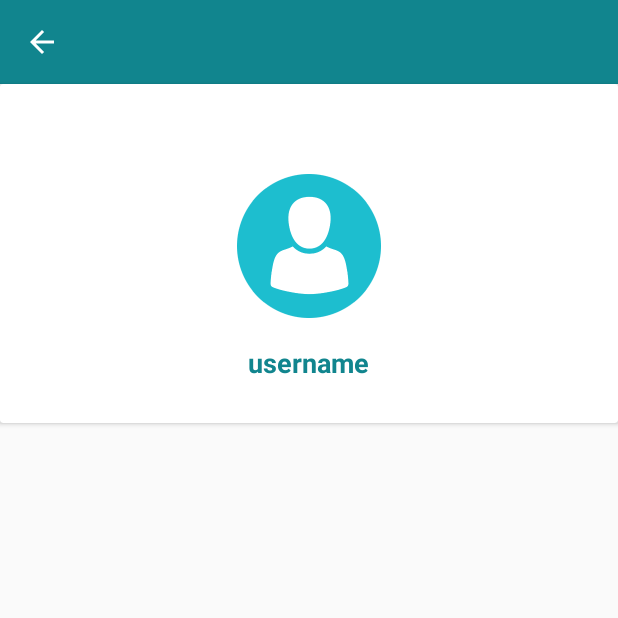
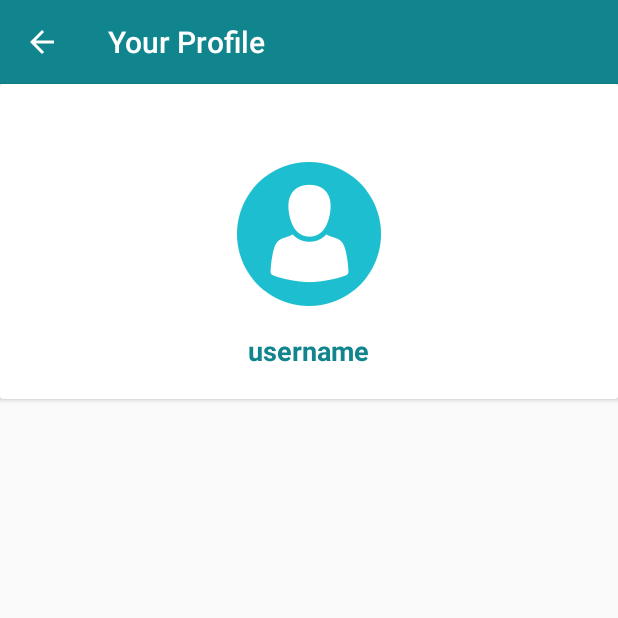
Before and after one commit to AmithLiyanage/School-Laboratory-App, an Android app: the NavigationActivity screen opened directly, with no data from a screen before it, in the options menu, after a tap on "Profile", on a phone screen of 412 x 824 dp, the top half of it. Run offline under Robolectric (Android 15) with nearby library versions, the phone set to English and light mode, and no system bars; our stand-ins replace CircleImageView, Firebase (no records; nobody signed in at launch, a user with empty details on screens opened directly); libraries missing offline, so code that uses them is left out: com.rengwuxian.materialedittext; pictures from the network do not load; 5 statements that could not run were skipped.

Commit message:
Yet has profile activity error

```diff
--- a/app/src/main/java/com/amith/schoollabapp/ChatBoxActivity.java
+++ b/app/src/main/java/com/amith/schoollabapp/ChatBoxActivity.java
@@ -2,9 +2,9 @@ package com.amith.schoollabapp;
 
 import android.content.Intent;
 import android.os.Bundle;
+import android.util.Log;
 import android.view.View;
 import android.widget.TextView;
-import android.widget.Toast;
 
 import androidx.annotation.NonNull;
 import androidx.annotation.Nullable;
@@ -67,8 +67,9 @@ public class ChatBoxActivity extends AppCompatActivity {
             public void onDataChange(@NonNull DataSnapshot dataSnapshot) {
 
                 try {
-                    User user = dataSnapshot.getValue(User.class);
+                    User user = dataSnapshot.getValue(User.class);//error point
                     username.setText(user.getUsername());
+                    //username.setText("Amith");
 
                     if(user.getImageURL().equals("default")){
                         profile_image.setImageResource(R.drawable.pp_icon);
@@ -77,10 +78,8 @@ public class ChatBoxActivity extends AppCompatActivity {
                         // change here(14 th video)
                         Glide.with(getApplicationContext()).load(user.getImageURL()).into(profile_image);
                     }
-
-                } catch (Exception e) {
-                    System.out.println("pic : " + e);
-                    Toast.makeText(ChatBoxActivity.this, "picture error : "+e.getMessage(), Toast.LENGTH_LONG).show();
+                }catch(Exception e){
+                    Log.e("Error",e.toString());
                 }
 
             }
--- a/app/src/main/java/com/amith/schoollabapp/LoginActivity.java
+++ b/app/src/main/java/com/amith/schoollabapp/LoginActivity.java
@@ -17,12 +17,15 @@ import com.google.android.gms.tasks.Task;
 import com.google.firebase.auth.AuthResult;
 import com.google.firebase.auth.FirebaseAuth;
 import com.google.firebase.auth.FirebaseUser;
+import com.google.firebase.database.DatabaseReference;
+import com.google.firebase.database.FirebaseDatabase;
 import com.rengwuxian.materialedittext.MaterialEditText;
 
 public class LoginActivity extends AppCompatActivity {
 
     MaterialEditText email, password;
     FirebaseAuth auth;
+    DatabaseReference referenceCanAccess;
 
     FirebaseUser firebaseUser;
     TextView forget_password;
@@ -33,9 +36,11 @@ public class LoginActivity extends AppCompatActivity {
         super.onStart();
 
         firebaseUser = FirebaseAuth.getInstance().getCurrentUser();
+        referenceCanAccess = FirebaseDatabase.getInstance().getReference("Users");//.child(firebaseUser.toString()).child("approve")
 
         //for check if user is null
         if(firebaseUser != null){
+            //Toast.makeText(LoginActivity.this, "User status : "+referenceCanAccess, Toast.LENGTH_SHORT).show();
             Intent intent = new Intent(LoginActivity.this, NavigationActivity.class);
             startActivity(intent);
             finish();
--- a/app/src/main/java/com/amith/schoollabapp/NavigationActivity.java
+++ b/app/src/main/java/com/amith/schoollabapp/NavigationActivity.java
@@ -54,7 +54,7 @@ public class NavigationActivity extends AppCompatActivity
         navigationView.setNavigationItemSelectedListener(this);
 
         fuser = FirebaseAuth.getInstance().getCurrentUser();
-        reference = FirebaseDatabase.getInstance().getReference("Users").child(fuser.getUid());
+        reference = FirebaseDatabase.getInstance().getReference("Users");
 
         recycleview = findViewById(R.id.btn_innav);
 
@@ -66,7 +66,7 @@ public class NavigationActivity extends AppCompatActivity
                 }
             });
         } catch (Exception e) {
-            Toast.makeText(this, "Recyler btn : "+e, Toast.LENGTH_LONG).show();
+            Toast.makeText(this, "Recycler btn : "+e, Toast.LENGTH_LONG).show();
         }
 
     }
--- a/app/src/main/java/com/amith/schoollabapp/ProfileActivity.java
+++ b/app/src/main/java/com/amith/schoollabapp/ProfileActivity.java
@@ -5,7 +5,6 @@ import android.content.ContentResolver;
 import android.content.Intent;
 import android.net.Uri;
 import android.os.Bundle;
-import android.util.Log;
 import android.view.View;
 import android.webkit.MimeTypeMap;
 import android.widget.TextView;
@@ -42,7 +41,7 @@ public class ProfileActivity extends AppCompatActivity {
     CircleImageView image_profile;
     TextView username;
 
-    DatabaseReference reference;
+    DatabaseReference reference, referenceChild;
     FirebaseUser fuser;
 
     StorageReference storageReference;
@@ -57,7 +56,7 @@ public class ProfileActivity extends AppCompatActivity {
 
         Toolbar toolbar = findViewById((R.id.toolbar));
         setSupportActionBar(toolbar);
-        getSupportActionBar().setTitle("");
+        getSupportActionBar().setTitle("Your Profile");
         getSupportActionBar().setDisplayHomeAsUpEnabled(true);
         toolbar.setNavigationOnClickListener(new View.OnClickListener() {
             @Override
@@ -66,32 +65,35 @@ public class ProfileActivity extends AppCompatActivity {
             }
         });
 
+        image_profile = findViewById(R.id.profile_image);
+        username = findViewById(R.id.username);
 
         //firebase connections
-        reference = FirebaseDatabase.getInstance().getReference("Users");
         fuser = FirebaseAuth.getInstance().getCurrentUser();
-
-        image_profile = findViewById(R.id.profile_image);
-        username = findViewById(R.id.username);
+        reference = FirebaseDatabase.getInstance().getReference("Users");//.child(fuser.getUid())
 
         storageReference = FirebaseStorage.getInstance().getReference("uploads");
 
         reference.addValueEventListener(new ValueEventListener() {
             @Override
             public void onDataChange(@NonNull DataSnapshot dataSnapshot) {
-                User user = dataSnapshot.getValue(User.class);
-                username.setText(user.getUsername());
+                Toast.makeText(ProfileActivity.this, "pp", Toast.LENGTH_SHORT).show();
 
-                try{
+//
+//                try{
+                    User user = dataSnapshot.getValue(User.class);
+                    username.setText(user.getUsername());
+
                     if(user.getImageURL().equals("default")){
                         image_profile.setImageResource(R.drawable.pp_icon);
                     } else {
                         Glide.with(ProfileActivity.this).load(user.getImageURL()).into(image_profile);
                     }
-                } catch (Exception e) {
-                    Toast.makeText(ProfileActivity.this, "pp : "+e.getMessage(), Toast.LENGTH_LONG).show();
-                    Log.v("PP", e.getMessage());
-                }
+//                } catch (Exception e) {
+//                    Toast.makeText(ProfileActivity.this, "pp & user: "+e.getMessage(), Toast.LENGTH_LONG).show();
+//                    Log.v("PP & user", e.getMessage());
+//                }
+//                Toast.makeText(ProfileActivity.this, "pp", Toast.LENGTH_LONG).show();
             }
 
             @Override
@@ -148,10 +150,10 @@ public class ProfileActivity extends AppCompatActivity {
                         Uri downloadUri = task.getResult();
                         String mUri = downloadUri.toString();
 
-                        reference = FirebaseDatabase.getInstance().getReference("Users").child(fuser.getUid());
+                        referenceChild = FirebaseDatabase.getInstance().getReference("Users").child(fuser.getUid());
                         HashMap<String, Object> map = new HashMap<>();
                         map.put("imageURL", mUri);
-                        reference.updateChildren(map);
+                        referenceChild.updateChildren(map);
 
                         pd.dismiss();
                     } else {
--- a/app/src/main/res/layout/activity_profile.xml
+++ b/app/src/main/res/layout/activity_profile.xml
@@ -20,8 +20,7 @@
 
         <RelativeLayout
             android:layout_width="match_parent"
-            android:layout_height="wrap_content"
-            android:padding="8dp">
+            android:layout_height="wrap_content">
 
             <de.hdodenhof.circleimageview.CircleImageView
                 android:id="@+id/profile_image"
```
